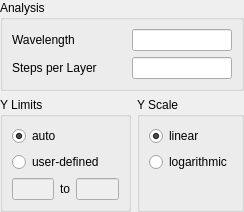
Qt form gui/plots/ui_plotEFI.ui (sestei/CoatingGUI) before a commit.
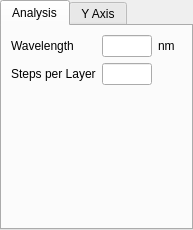
The same form after that commit.

Commit message: - re-added plot for phase over wavelength - re-added plot for reflectivity over AOI - suppressed warning in fresnel.py when arcsin couldn't be calculated

```diff
--- a/gui/plots/ui_plotEFI.ui
+++ b/gui/plots/ui_plotEFI.ui
@@ -6,28 +6,27 @@
    <rect>
     <x>0</x>
     <y>0</y>
-    <width>244</width>
-    <height>188</height>
+    <width>193</width>
+    <height>202</height>
    </rect>
   </property>
   <property name="windowTitle">
    <string>Form</string>
   </property>
-  <layout class="QVBoxLayout" name="verticalLayout">
-   <property name="spacing">
-    <number>6</number>
-   </property>
+  <layout class="QVBoxLayout" name="verticalLayout_2">
    <property name="margin">
     <number>0</number>
    </property>
    <item>
-    <layout class="QHBoxLayout" name="horizontalLayout_9">
-     <item>
-      <widget class="QGroupBox" name="groupBox_2">
-       <property name="title">
+    <widget class="QTabWidget" name="tabWidget">
+     <property name="currentIndex">
+      <number>0</number>
+     </property>
+     <widget class="QWidget" name="tab">
+      <attribute name="title">
         <string>Analysis</string>
-       </property>
-       <layout class="QGridLayout" name="gridLayout">
+      </attribute>
+      <layout class="QGridLayout" name="gridLayout_3">
         <item row="0" column="0">
          <widget class="QLabel" name="label">
           <property name="text">
@@ -35,14 +34,7 @@
           </property>
          </widget>
         </item>
-        <item row="2" column="0">
-         <widget class="QLabel" name="label_8">
-          <property name="text">
-           <string>Steps per Layer</string>
-          </property>
-         </widget>
-        </item>
-        <item row="2" column="1">
+       <item row="1" column="1">
          <widget class="QLineEdit" name="txtSteps">
           <property name="sizePolicy">
            <sizepolicy hsizetype="Minimum" vsizetype="Fixed">
@@ -52,7 +44,7 @@
           </property>
           <property name="maximumSize">
            <size>
-            <width>100</width>
+           <width>50</width>
             <height>16777215</height>
            </size>
           </property>
@@ -61,6 +53,19 @@
           </property>
          </widget>
         </item>
+       <item row="2" column="0">
+        <spacer name="verticalSpacer">
+         <property name="orientation">
+          <enum>Qt::Vertical</enum>
+         </property>
+         <property name="sizeHint" stdset="0">
+          <size>
+           <width>20</width>
+           <height>40</height>
+          </size>
+         </property>
+        </spacer>
+       </item>
         <item row="0" column="1">
          <widget class="QLineEdit" name="txtLambda">
           <property name="sizePolicy">
@@ -71,7 +76,7 @@
           </property>
           <property name="maximumSize">
            <size>
-            <width>100</width>
+           <width>50</width>
             <height>16777215</height>
            </size>
           </property>
@@ -80,37 +85,79 @@
           </property>
          </widget>
         </item>
-       </layout>
-      </widget>
-     </item>
-    </layout>
+       <item row="1" column="0">
+        <widget class="QLabel" name="label_8">
+         <property name="text">
+          <string>Steps per Layer</string>
+         </property>
+        </widget>
+       </item>
+       <item row="0" column="2">
+        <widget class="QLabel" name="label_2">
+         <property name="text">
+          <string>nm</string>
+         </property>
+        </widget>
+       </item>
+      </layout>
+     </widget>
+     <widget class="QWidget" name="tab_2">
+      <attribute name="title">
+       <string>Y Axis</string>
+      </attribute>
+      <layout class="QVBoxLayout" name="verticalLayout">
+       <item>
+        <widget class="QGroupBox" name="groupBox_6">
+         <property name="title">
+          <string>Scale</string>
+         </property>
+         <layout class="QVBoxLayout" name="verticalLayout_5">
+          <item>
+           <widget class="QRadioButton" name="rbYScaleLin">
+            <property name="text">
+             <string>linear</string>
+            </property>
+            <property name="checked">
+             <bool>true</bool>
+            </property>
+           </widget>
    </item>
    <item>
-    <layout class="QHBoxLayout" name="horizontalLayout_10">
+           <widget class="QRadioButton" name="rbYScaleLog">
+            <property name="text">
+             <string>logarithmic</string>
+            </property>
+           </widget>
+          </item>
+         </layout>
+        </widget>
+       </item>
      <item>
       <widget class="QGroupBox" name="groupBox_5">
        <property name="title">
-        <string>Y Limits</string>
-       </property>
-       <layout class="QGridLayout" name="gridLayout_2">
-        <item row="0" column="0" colspan="3">
+          <string>Limits</string>
+         </property>
+         <layout class="QVBoxLayout" name="verticalLayout_3">
+          <item>
          <widget class="QRadioButton" name="rbYLimAuto">
           <property name="text">
-           <string>auto</string>
+             <string>automatic</string>
           </property>
           <property name="checked">
            <bool>true</bool>
           </property>
          </widget>
         </item>
-        <item row="1" column="0" colspan="3">
+          <item>
+           <layout class="QHBoxLayout" name="horizontalLayout">
+            <item>
          <widget class="QRadioButton" name="rbYLimUser">
           <property name="text">
-           <string>user-defined</string>
+               <string/>
           </property>
          </widget>
         </item>
-        <item row="2" column="0">
+            <item>
          <widget class="QLineEdit" name="txtYLimMin">
           <property name="enabled">
            <bool>false</bool>
@@ -123,14 +170,14 @@
           </property>
          </widget>
         </item>
-        <item row="2" column="1">
+            <item>
          <widget class="QLabel" name="label_4">
           <property name="text">
            <string>to</string>
           </property>
          </widget>
         </item>
-        <item row="2" column="2">
+            <item>
          <widget class="QLineEdit" name="txtYLimMax">
           <property name="enabled">
            <bool>false</bool>
@@ -143,49 +190,27 @@
           </property>
          </widget>
         </item>
-       </layout>
-      </widget>
-     </item>
      <item>
-      <widget class="QGroupBox" name="groupBox_6">
-       <property name="title">
-        <string>Y Scale</string>
-       </property>
-       <layout class="QVBoxLayout" name="verticalLayout_5">
-        <item>
-         <widget class="QRadioButton" name="rbYScaleLin">
-          <property name="text">
-           <string>linear</string>
-          </property>
-          <property name="checked">
-           <bool>true</bool>
-          </property>
-         </widget>
-        </item>
-        <item>
-         <widget class="QRadioButton" name="rbYScaleLog">
-          <property name="text">
-           <string>logarithmic</string>
-          </property>
-         </widget>
-        </item>
-        <item>
-         <spacer name="verticalSpacer_4">
+             <spacer name="horizontalSpacer">
           <property name="orientation">
-           <enum>Qt::Vertical</enum>
+               <enum>Qt::Horizontal</enum>
           </property>
           <property name="sizeHint" stdset="0">
            <size>
-            <width>20</width>
-            <height>0</height>
+                <width>40</width>
+                <height>20</height>
            </size>
           </property>
          </spacer>
         </item>
        </layout>
+          </item>
+         </layout>
       </widget>
      </item>
     </layout>
+     </widget>
+    </widget>
    </item>
   </layout>
  </widget>
```
Lines whose indentation alone changed are shown as unchanged. The commit also changes 11 other files.
